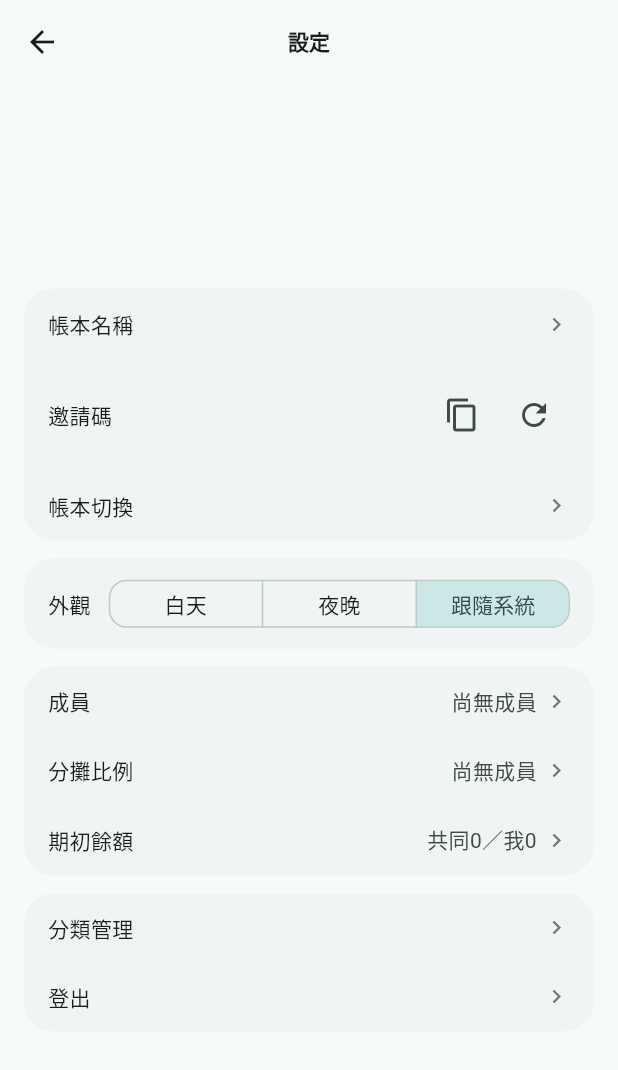
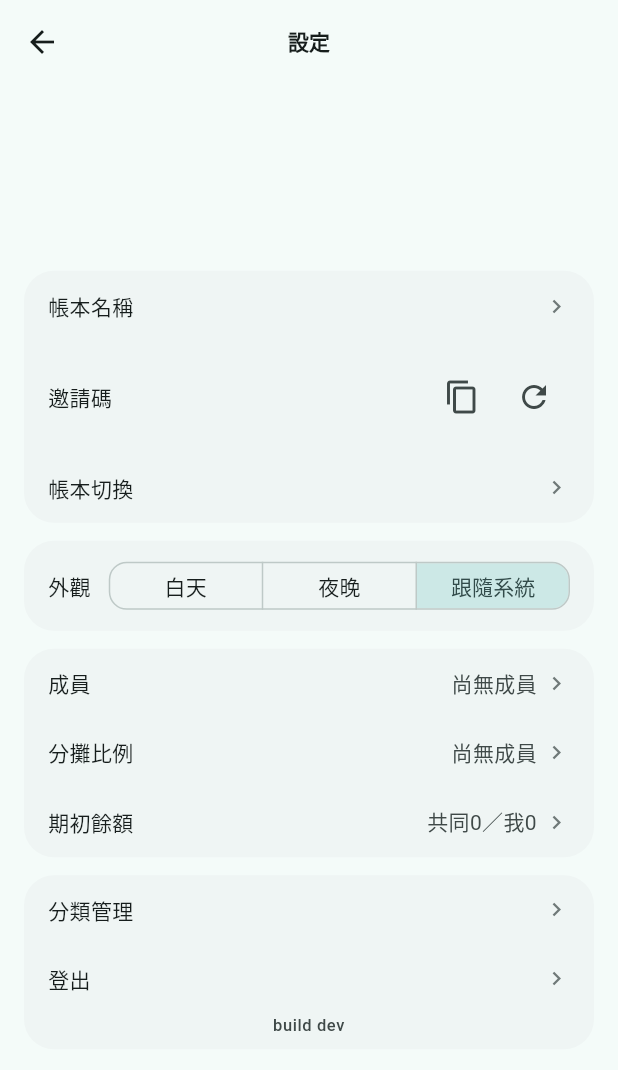
Before and after one commit to mike504110403/accounting, a Flutter app: the SettingsPage screen opened by its route, on a phone screen of 412 x 824 dp. Shown: the top 1070 px of the screen. Run offline on Flutter 3.47's test engine with Material 3 defaults, Android fonts, the phone set to English and light mode, and no system bars; our stand-ins replace flutter_riverpod, flutter_slidable, go_router, google_fonts, share_plus, shared_preferences and 2 more; accounts and stored records are empty.

Commit message:
chore: 設定頁底 build 戳記（tool/build_web.sh 注入），分辨 SW 快取版本

```diff
--- /dev/null
+++ b/lib/app/build_info.dart
@@ -0,0 +1,5 @@
+/// build 戳記（tool/build_web.sh 以 --dart-define 注入）；設定頁底顯示，
+/// 用來分辨手機上跑的是哪一版（Flutter Web service worker 換版要第二次載入才生效）。
+library;
+
+const kBuildStamp = String.fromEnvironment('BUILD_STAMP', defaultValue: 'dev');
--- a/lib/features/settings/settings_page.dart
+++ b/lib/features/settings/settings_page.dart
@@ -3,6 +3,7 @@ import 'package:flutter/services.dart';
 import 'package:flutter_riverpod/flutter_riverpod.dart';
 import 'package:go_router/go_router.dart';
 
+import '../../app/build_info.dart';
 import '../../app/tutorial.dart';
 
 import '../../app/format.dart';
@@ -807,6 +808,17 @@ class _OtherCard extends ConsumerWidget {
             label: '登出',
             onTap: () => _signOut(context, ref),
           ),
+          Padding(
+            padding: const EdgeInsets.only(bottom: 8),
+            child: Text(
+              'build $kBuildStamp',
+              textAlign: TextAlign.center,
+              style: Theme.of(context)
+                  .textTheme
+                  .labelSmall
+                  ?.copyWith(color: Theme.of(context).colorScheme.onSurfaceVariant),
+            ),
+          ),
         ],
       ),
     );
```
Also changed, not shown: 1 other file.
